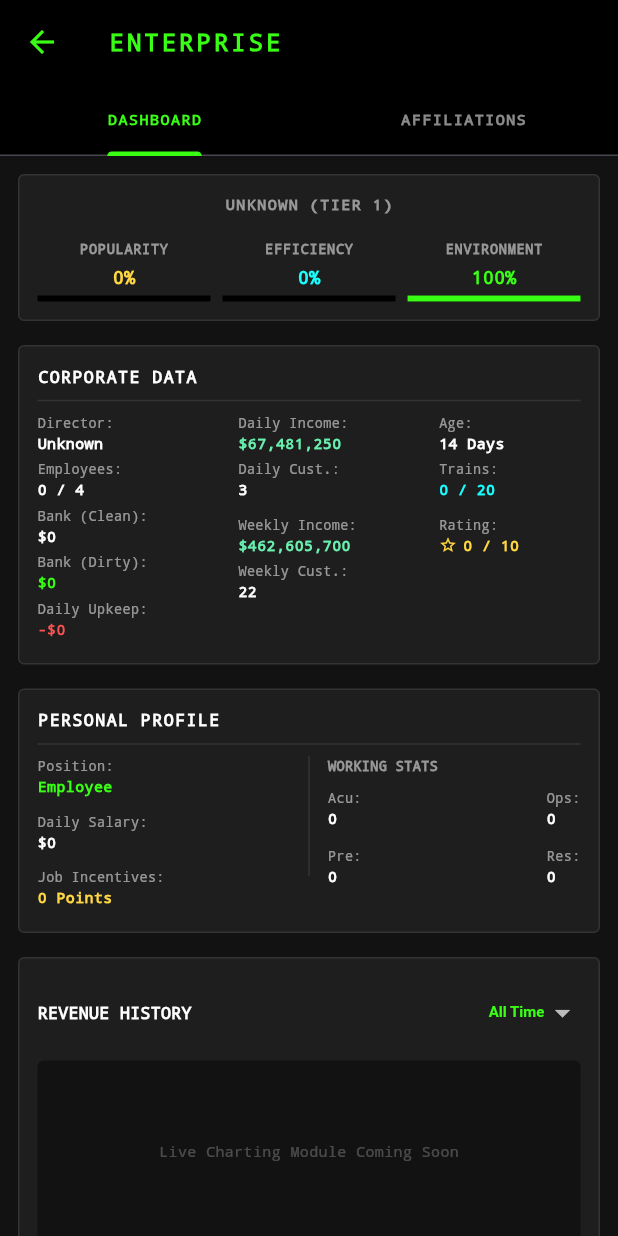
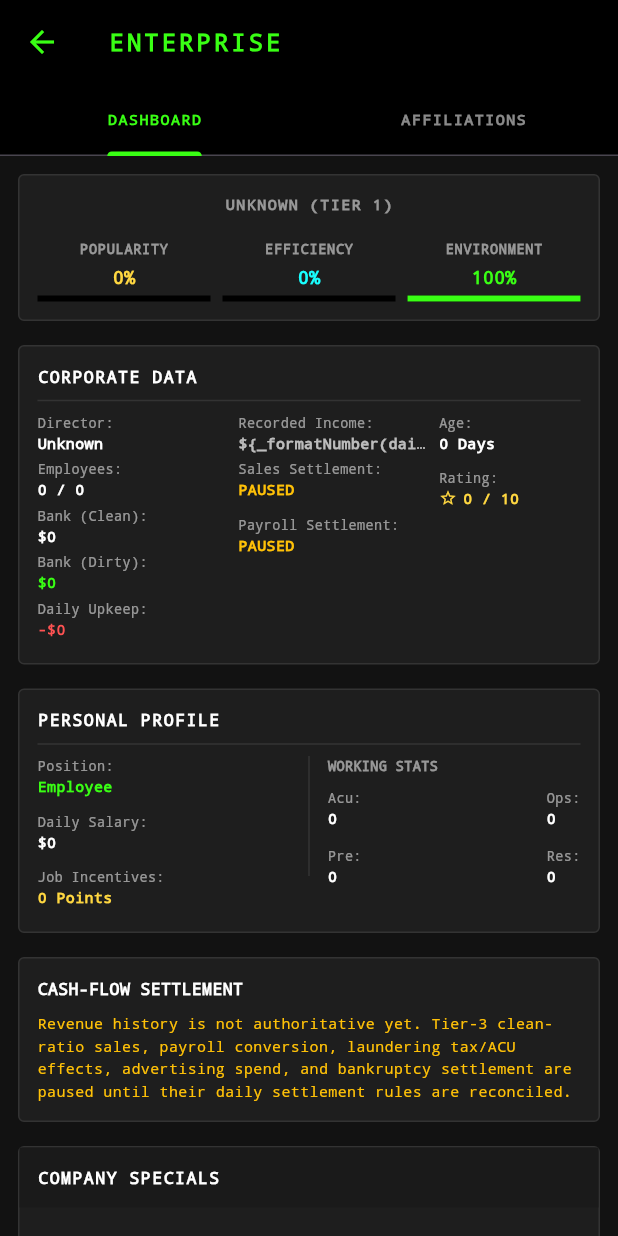
Before and after one commit to Dropnike21/cold-streets, a Flutter app: the CompanyDashboardView screen opened directly with empty values, on a phone screen of 412 x 824 dp. Run offline on Flutter 3.47's test engine with Material 3 defaults, Android fonts, the phone set to English and light mode, and no system bars; our stand-ins replace flutter_map, latlong2, shared_preferences, supabase_flutter; accounts and stored records are empty.

Commit message:
Remove invented company income and settlement claims

```diff
--- a/lib/views/company_dashboard_view.dart
+++ b/lib/views/company_dashboard_view.dart
@@ -26,10 +26,12 @@ class _CompanyDashboardViewState extends State<CompanyDashboardView> {
   bool _isLoading = true;
 
   // Economic Engine Data[cite: 1]
-  double _runway = 99.9;
+  double _runway = 0.0;
+  bool _runwayAvailable = false;
   int _totalCosts = 0;
 
   Map<String, dynamic> _company = {};
+  Map<String, dynamic> _cashFlow = {};
   List<dynamic> _roster = [];
   List<dynamic> _logs = [];
   List<dynamic> _specials = [];
@@ -63,10 +65,14 @@ class _CompanyDashboardViewState extends State<CompanyDashboardView> {
             _logs = data['logs'] ?? [];
             _specials = data['specials'] ?? [];
             _userRole = data['user_role'] ?? 'Employee';
+            _cashFlow = data['cash_flow'] is Map
+                ? Map<String, dynamic>.from(data['cash_flow'])
+                : <String, dynamic>{};
 
-            // Economic Logic: Calculate Runway and Burn Rate[cite: 1, 2]
-            _runway = double.tryParse(data['runway_days'].toString()) ?? 99.9;
-            _totalCosts = data['total_daily_costs'] ?? 0;
+            final runwayRaw = data['runway_days'];
+            _runwayAvailable = runwayRaw != null;
+            _runway = double.tryParse(runwayRaw?.toString() ?? '') ?? 0.0;
+            _totalCosts = _safeInt(data['total_daily_costs']);
 
             final myData = _roster.firstWhere((emp) => emp['username'] == widget.userData['username'], orElse: () => <String, dynamic>{});
             _userSalary = _safeInt(myData['daily_salary']);
@@ -229,45 +235,64 @@ class _CompanyDashboardViewState extends State<CompanyDashboardView> {
   }
 
   Widget _buildRunwayInfo() {
-    // Hide completely if there are more than 7 days left.
-    if (_runway > 7.0) {
+    if (!_runwayAvailable) {
       return const SizedBox.shrink();
     }
 
-    // GDD SEC 4.B: Visualizes the 2.0-day fail-safe[cite: 1]
-    Color runwayColor = _runway < 2.0 ? Colors.redAccent : (_runway < 5.0 ? Colors.orangeAccent : neonGreen);
+    final Color runwayColor =
+        _runway < 2.0 ? Colors.redAccent : Colors.amber;
 
     return Container(
       width: double.infinity,
       margin: const EdgeInsets.only(top: 16),
       padding: const EdgeInsets.all(12),
       decoration: BoxDecoration(
-        color: runwayColor.withOpacity(0.05),
-        border: Border.all(color: runwayColor.withOpacity(0.3)),
+        color: runwayColor.withValues(alpha: 0.05),
+        border: Border.all(color: runwayColor.withValues(alpha: 0.3)),
         borderRadius: BorderRadius.circular(4),
       ),
       child: Column(
         children: [
-          const Text("BANKRUPTCY RUNWAY", style: TextStyle(color: Colors.white54, fontSize: 8, fontWeight: FontWeight.bold)),
-          Text("${_runway} DAYS", style: TextStyle(color: runwayColor, fontSize: 20, fontWeight: FontWeight.w900)),
-          Text("Daily Burn Rate: \$${_formatNumber(_totalCosts)}", style: const TextStyle(color: Colors.white38, fontSize: 9)),
+          const Text(
+            "RUNWAY REFERENCE ONLY",
+            style: TextStyle(
+              color: Colors.white54,
+              fontSize: 8,
+              fontWeight: FontWeight.bold,
+            ),
+          ),
+          Text(
+            "${_runway.toStringAsFixed(1)} DAYS",
+            style: TextStyle(
+              color: runwayColor,
+              fontSize: 20,
+              fontWeight: FontWeight.w900,
+            ),
+          ),
+          Text(
+            "Salaries + upkeep reference: \$${_formatNumber(_totalCosts)} / day",
+            style: const TextStyle(color: Colors.white38, fontSize: 9),
+          ),
+          const SizedBox(height: 4),
+          const Text(
+            "Automatic bankruptcy and severance settlement are paused.",
+            style: TextStyle(color: Colors.white38, fontSize: 8),
+          ),
         ],
       ),
     );
   }
 
   Widget _buildCompanyDetailsGrid() {
-    int dailyInc = _safeInt(_company['daily_income'], fallback: 67481250);
-    int weeklyInc = _safeInt(_company['weekly_income'], fallback: 462605700);
-    int dailyCust = _safeInt(_company['daily_customers'], fallback: 3);
-    int weeklyCust = _safeInt(_company['weekly_customers'], fallback: 22);
-    int age = _safeInt(_company['age_days'], fallback: 14);
-    int trains = _safeInt(_company['trains_available'], fallback: 0);
-    int maxTrains = 20;
-    int stars = _safeInt(_company['star_rating'], fallback: 0);
-    int maxEmps = _safeInt(_company['max_employees'], fallback: 4);
+    int dailyInc = _safeInt(_company['daily_income']);
+    int age = _safeInt(_company['age_days']);
+    int stars = _safeInt(_company['star_rating']);
+    int maxEmps = _safeInt(_company['max_employees']);
+    final salesStatus =
+        _cashFlow['sales_settlement_available'] == true ? "ACTIVE" : "PAUSED";
+    final payrollStatus =
+        _cashFlow['payroll_settlement_available'] == true ? "ACTIVE" : "PAUSED";
 
-    // Completely bypasses the roster scan and pulls directly from the company data!
     String director = (_company['owner_name'] ?? "Unknown").toString();
 
     return Container(
@@ -300,11 +325,26 @@ class _CompanyDashboardViewState extends State<CompanyDashboardView> {
                 child: Column(
                   crossAxisAlignment: CrossAxisAlignment.start,
                   children: [
-                    _buildCompactDetail("Daily Income:", "\$${_formatNumber(dailyInc)}", valColor: Colors.greenAccent),
-                    _buildCompactDetail("Daily Cust.:", _formatNumber(dailyCust)),
+                    _buildCompactDetail(
+                      "Recorded Income:",
+                      "\${_formatNumber(dailyInc)}",
+                      valColor: Colors.white70,
+                    ),
+                    _buildCompactDetail(
+                      "Sales Settlement:",
+                      salesStatus,
+                      valColor: salesStatus == "ACTIVE"
+                          ? Colors.greenAccent
+                          : Colors.amber,
+                    ),
                     const SizedBox(height: 6),
-                    _buildCompactDetail("Weekly Income:", "\$${_formatNumber(weeklyInc)}", valColor: Colors.greenAccent),
-                    _buildCompactDetail("Weekly Cust.:", _formatNumber(weeklyCust)),
+                    _buildCompactDetail(
+                      "Payroll Settlement:",
+                      payrollStatus,
+                      valColor: payrollStatus == "ACTIVE"
+                          ? Colors.greenAccent
+                          : Colors.amber,
+                    ),
                   ],
                 ),
               ),
@@ -315,14 +355,27 @@ class _CompanyDashboardViewState extends State<CompanyDashboardView> {
                   crossAxisAlignment: CrossAxisAlignment.start,
                   children: [
                     _buildCompactDetail("Age:", "$age Days"),
-                    _buildCompactDetail("Trains:", "$trains / $maxTrains", valColor: Colors.cyanAccent),
                     const SizedBox(height: 6),
-                    const Text("Rating:", style: TextStyle(color: Colors.white54, fontSize: 9)),
+                    const Text(
+                      "Rating:",
+                      style: TextStyle(color: Colors.white54, fontSize: 9),
+                    ),
                     Row(
                       children: [
-                        Icon(stars > 0 ? Icons.star : Icons.star_border, color: Colors.amberAccent, size: 12),
+                        Icon(
+                          stars > 0 ? Icons.star : Icons.star_border,
+                          color: Colors.amberAccent,
+                          size: 12,
+                        ),
                         const SizedBox(width: 4),
-                        Text("$stars / 10", style: const TextStyle(color: Colors.amberAccent, fontSize: 10, fontWeight: FontWeight.bold)),
+                        Text(
+                          "$stars / 10",
+                          style: const TextStyle(
+                            color: Colors.amberAccent,
+                            fontSize: 10,
+                            fontWeight: FontWeight.bold,
+                          ),
+                        ),
                       ],
                     )
                   ],
@@ -415,29 +468,30 @@ class _CompanyDashboardViewState extends State<CompanyDashboardView> {
   Widget _buildIncomeChartView() {
     return Container(
       padding: const EdgeInsets.all(12.0),
-      decoration: BoxDecoration(color: darkSurface, border: Border.all(color: const Color(0xFF333333)), borderRadius: BorderRadius.circular(4)),
-      child: Column(
+      decoration: BoxDecoration(
+        color: darkSurface,
+        border: Border.all(color: const Color(0xFF333333)),
+        borderRadius: BorderRadius.circular(4),
+      ),
+      child: const Column(
         crossAxisAlignment: CrossAxisAlignment.start,
         children: [
-          Row(
-            mainAxisAlignment: MainAxisAlignment.spaceBetween,
-            children: [
-              const Text("REVENUE HISTORY", style: TextStyle(color: Colors.white, fontSize: 11, fontWeight: FontWeight.bold)),
-              DropdownButton<String>(
-                value: _chartFilter,
-                dropdownColor: matteBlack,
-                style: TextStyle(color: neonGreen, fontSize: 10, fontWeight: FontWeight.bold),
-                underline: const SizedBox(),
-                items: ['1 Month', '1 Year', 'All Time'].map((f) => DropdownMenuItem(value: f, child: Text(f))).toList(),
-                onChanged: (val) => setState(() => _chartFilter = val!),
-              )
-            ],
+          Text(
+            "CASH-FLOW SETTLEMENT",
+            style: TextStyle(
+              color: Colors.white,
+              fontSize: 11,
+              fontWeight: FontWeight.bold,
+            ),
           ),
-          const SizedBox(height: 8),
-          Container(
-            height: 120, width: double.infinity,
-            decoration: BoxDecoration(color: matteBlack, borderRadius: BorderRadius.circular(4)),
-            child: const Center(child: Text("Live Charting Module Coming Soon", style: TextStyle(color: Colors.white24, fontSize: 10))),
+          SizedBox(height: 8),
+          Text(
+            "Revenue history is not authoritative yet. Tier-3 clean-ratio sales, payroll conversion, laundering tax/ACU effects, advertising spend, and bankruptcy settlement are paused until their daily settlement rules are reconciled.",
+            style: TextStyle(
+              color: Colors.amber,
+              fontSize: 10,
+              height: 1.45,
+            ),
           ),
         ],
       ),
```
